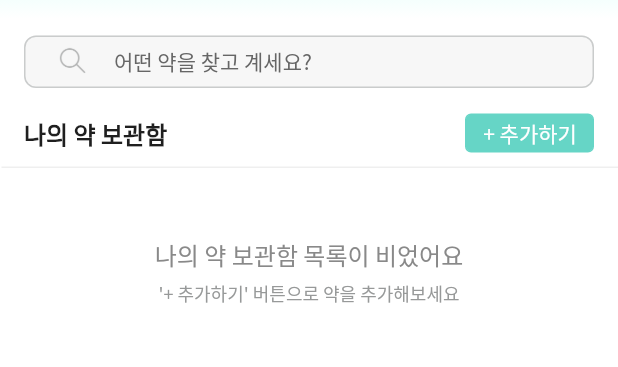
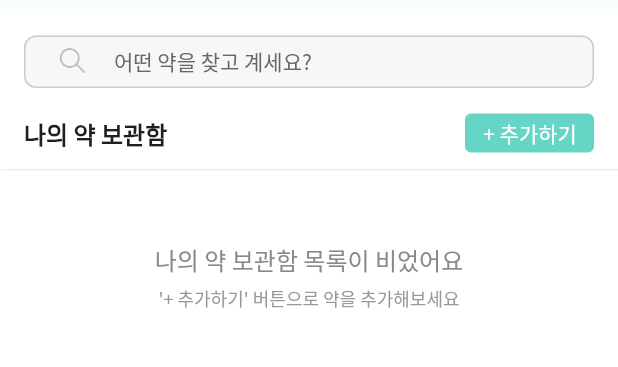
Before and after one commit to Semodrug/semo_ver2, a Flutter app: the screen it shows once a user with an empty profile is signed in, on a phone screen of 412 x 824 dp, the part 65-432 px from its top. Run offline on Flutter 3.47's test engine with Material 2 defaults, Android fonts, the phone set to English and light mode, and no system bars; our stand-ins replace cloud_firestore, firebase_auth, firebase_core, firebase_storage, fl_chart, flutter_datetime_picker and 8 more; missing offline and left inert: app_settings, dynamic_text_highlighting, firebase_ml_vision; accounts and stored records are empty.

Commit message:
[UPDATE] Home padding update

```diff
--- a/lib/home/home.dart
+++ b/lib/home/home.dart
@@ -148,7 +148,7 @@ class _HomePageState extends State<HomePage> {
           ),
         ),
         Divider(
-            height: 0,
+            height: 3,
           thickness: 0.5,
             indent: 1,
             endIndent:  0
@@ -1013,7 +1013,7 @@ class _HomePageState extends State<HomePage> {
         ),
       ),
       Divider(
-          height: 0,
+          height: 3,
           thickness: 0.5,
           indent: 1,
           endIndent:  0
```
